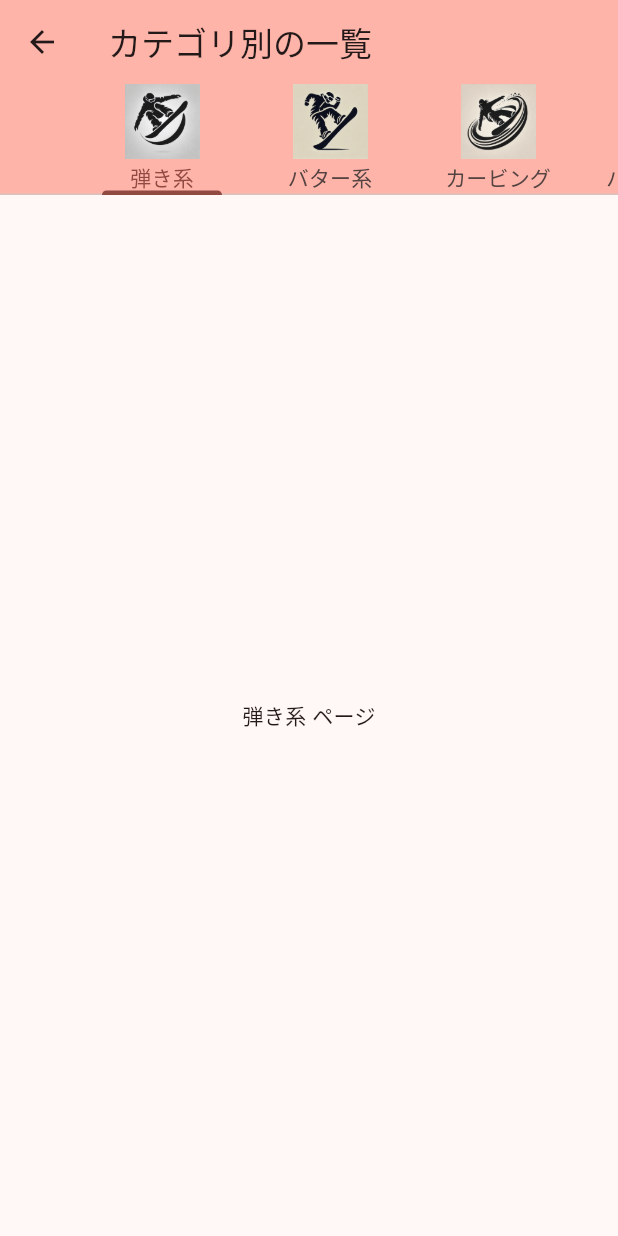
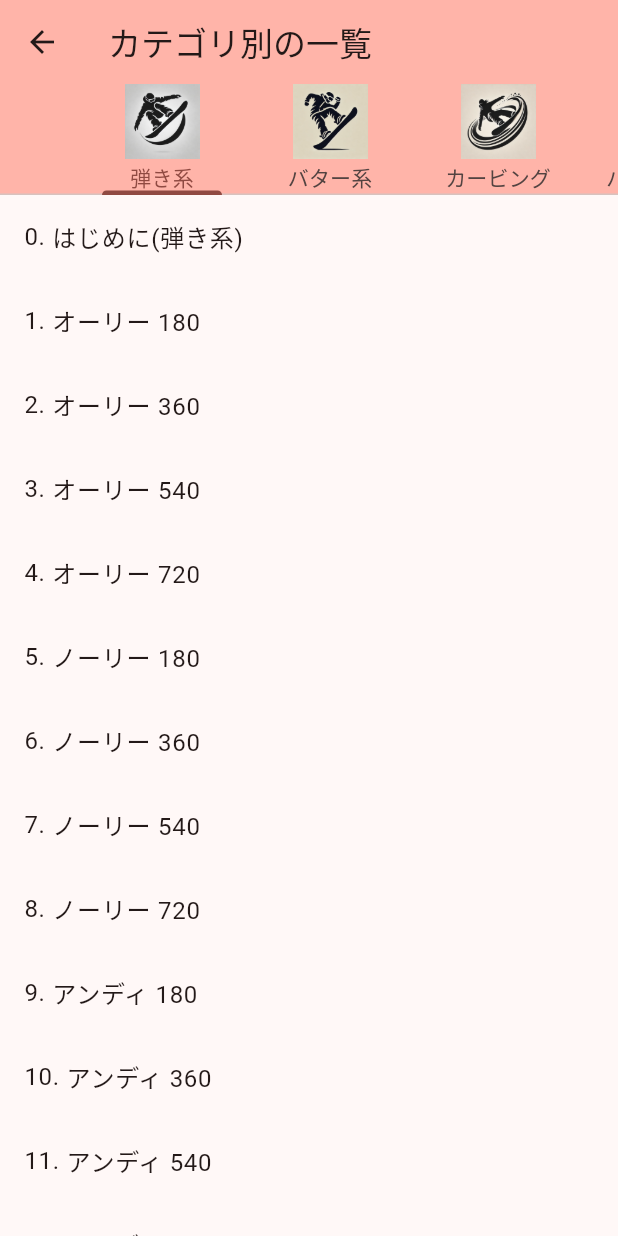
Before and after one commit to masato-nishikawa/sample_app, a Flutter app: the screen it shows after launch, after a tap on "タブ画面へ", on a phone screen of 412 x 824 dp. Run offline on Flutter 3.47's test engine with Material 3 defaults, Android fonts, the phone set to English and light mode, and no system bars; our stand-ins replace csv, flutter_form_builder, flutter_riverpod, go_router, shared_preferences.

Commit message:
【4/8 午前】トリックリストのproviderとgo_routerの作成と画面遷移 ＊画面遷移後と詳細ページの作成が必要

```diff
--- a/lib/main.dart
+++ b/lib/main.dart
@@ -17,20 +17,34 @@ void main() {
 
 class MyApp extends ConsumerWidget {
   const MyApp({super.key});
+
   @override
   Widget build(BuildContext context, WidgetRef ref) {
-    final router = ref.watch(routerProvider);
+    final routerAsync = ref.watch(routerProvider);
+    // routerをasyncで作ったので必要
+    return routerAsync.when(
+      data: (router) {
         return MaterialApp.router(
-      // MaterialApp.routerなので注意
           title: 'Go Router Sample',
           theme: ThemeData(
             colorScheme: ColorScheme.fromSeed(seedColor: Colors.red),
             useMaterial3: true,
           ),
-      // 以下３行を追加
           routerDelegate: router.routerDelegate,
           routeInformationParser: router.routeInformationParser,
           routeInformationProvider: router.routeInformationProvider,
         );
+      },
+      loading: () => const MaterialApp(
+        home: Scaffold(
+          body: Center(child: CircularProgressIndicator()),
+        ),
+      ),
+      error: (error, stack) => MaterialApp(
+        home: Scaffold(
+          body: Center(child: Text('エラー: $error')),
+        ),
+      ),
+    );
   }
 }
--- a/lib/pages/detail_page.dart
+++ b/lib/pages/detail_page.dart
@@ -1,7 +1,9 @@
 import 'package:flutter/material.dart';
 
 class DetailPage extends StatefulWidget {
-  const DetailPage({super.key});
+  final String trickName ;
+
+  const DetailPage({super.key, required this.trickName});
 
   @override
   State<DetailPage> createState() => _DetailPageState();
@@ -18,7 +20,7 @@ class _DetailPageState extends State<DetailPage> {
       body: Center(
         child: Column(
           mainAxisAlignment: MainAxisAlignment.center,
-          children: <Widget>[const Text('詳細のページです')],
+          children: <Widget>[Text(widget.trickName)],
         ),
       ),
     );
--- a/lib/pages/home_page.dart
+++ b/lib/pages/home_page.dart
@@ -54,6 +54,16 @@ class _HomePageState extends State<HomePage> {
               child: Text('動作テストページへ'),
             ),
             const SizedBox(height: 50),
+            ElevatedButton(
+              onPressed: () {
+                context.push('/tab/Ollie_180');
+              },
+              style: ElevatedButton.styleFrom(
+                textStyle: const TextStyle(fontSize: 24),
+                minimumSize: const Size(300, 100),
+              ),
+              child: Text('トリックページへ'),
+            ),
           ],
         ),
       ),
--- a/lib/pages/my_page.dart
+++ b/lib/pages/my_page.dart
@@ -4,9 +4,8 @@ import 'package:go_router/go_router.dart';
 // プロバイダーのインポート
 import 'package:sample_app/providers/mypage_providers.dart';
 
-// TODO: 未設定の文字位置がズレる
 
-/// マイページの表示用Widget
+// マイページの表示用Widget
 class MyPage extends ConsumerStatefulWidget {
   const MyPage({super.key});
 
@@ -26,7 +25,6 @@ class _MyPageState extends ConsumerState<MyPage> {
     final myBoardAsync = ref.watch(myBoardProvider);
 
 
-// TODO: ボード追加についてはリストで返す
     return Scaffold(
       appBar: AppBar(
           title: const Text('マイページ'),
--- a/lib/pages/tab_page.dart
+++ b/lib/pages/tab_page.dart
@@ -1,5 +1,6 @@
 import 'package:flutter/material.dart';
 import 'package:flutter_riverpod/flutter_riverpod.dart';
+import 'package:go_router/go_router.dart';
 // Riverpodファイルのインポート
 import 'package:sample_app/providers/tab_providers.dart';
 
@@ -16,7 +17,7 @@ class _TabPageState extends ConsumerState<TabPage> {
   @override
   Widget build(BuildContext context) {
     final tabs = ref.read(tabsProvider);
-    final butterTab = ref.read(butterProvider);
+
 
     return DefaultTabController(
       length: tabs.length,
@@ -39,10 +40,42 @@ class _TabPageState extends ConsumerState<TabPage> {
             isScrollable: true,
           ),
         ),
-        // TODO: bodyではリストビューをしていく
+        // TODO: bodyではリストビューで画面遷移を追加していく
         body: TabBarView(
+          // tabsからリストを展開して1つ1つをtabとして動作
           children: tabs.map((tab) {
-            return Center(child: Text('${tab[0]} ページ'));
+            // カテゴリ名を取り出す
+            final category = tab[0];
+            return Consumer(
+              // _は分かりにくのでchildにする
+              builder: (context, ref, child) {
+                final tricsData = ref.watch(categoryProvider(category)); // セミコロン追加
+                return tricsData.when(
+                  loading: () => const Center(child: CircularProgressIndicator()),
+                  error: (error, stack) => Center(child: Text('Error: $error')),
+                  data: (data) {
+                    return ListView.builder(
+                      itemCount: data.length, // 誤字修正
+                      itemBuilder: (context, index) {
+                        final row = data[index];
+                        final router = row[3];
+                        return ListTile(
+                          title: Row(
+                            children: [
+                              Text('$index. '),
+                              Text(row[2]),
+                            ],
+                          ),
+                          onTap: () {
+                            context.push('/tab/$router');
+                          },
+                        );
+                      },
+                    );
+                  },
+                );
+              },
+            );
           }).toList(),
         ),
       ),
--- a/lib/providers/router_providers.dart
+++ b/lib/providers/router_providers.dart
@@ -1,11 +1,16 @@
 import 'package:flutter_riverpod/flutter_riverpod.dart';
 import 'package:go_router/go_router.dart';
+import 'package:csv/csv.dart';
+import 'package:flutter/services.dart';
 // pageのインポート
 import 'package:sample_app/pages/home_page.dart';
 import 'package:sample_app/pages/my_page.dart';
 import 'package:sample_app/pages/tab_page.dart';
 import 'package:sample_app/pages/test_page.dart';
 import 'package:sample_app/pages/add_page.dart';
+import 'package:sample_app/pages/detail_page.dart';
+// providersのインポート
+//import 'package:sample_app/providers/tab_providers.dart';
 
 //　アプリの基本設計として変更しない部分
 final defaultPagesProvider = Provider<List<Map<String, dynamic>>>((ref) {
@@ -15,11 +20,11 @@ final defaultPagesProvider = Provider<List<Map<String, dynamic>>>((ref) {
       'path': '/',
       'builder': (context, state) => HomePage(title: 'テストアプリ'),
     },
-    {
-      'name': 'tab',
-      'path': '/tab',
-      'builder': (context, state) => const TabPage(),
-    },
+    // {
+    //   'name': 'tab',
+    //   'path': '/tab',
+    //   'builder': (context, state) => const TabPage(),
+    // },
     // {
     //   'name': 'mypage',
     //   'path': '/mypage',
@@ -86,17 +91,35 @@ final addPagesProvider = Provider<List<Map<String, dynamic>>>((ref) {
   ];
 });
 
+// CSVからトリックの一覧を取得
+final tricksPageprovider = FutureProvider<List<Map<String, dynamic>>>((ref) async {
+  final mainCsv = await rootBundle.loadString('assets/csv/main_data.csv');
+  final mainCsvTable = const CsvToListConverter().convert(mainCsv);
+  final List<Map<String, dynamic>>  tricksList = [];
+  for (final row in mainCsvTable) {
+    if (row.length > 1 ) {
+      final map = {
+        'name': row[3],
+        'path': row[3],
+        'builder': (context, state) => DetailPage(trickName: row[2]),
+      };
+      tricksList.add(map);
+    }
+  }
+  return tricksList;
+});
 
-final routerProvider = StateProvider<GoRouter>((ref) {
-  final defaultPages = ref.watch(defaultPagesProvider);
-  final additionalPages = ref.watch(addithonalPagesProvider);
-  final addPages = ref.watch(addPagesProvider);
+// routerを統一
+final routerProvider = FutureProvider<GoRouter>((ref) async {
+  final defaultPages = ref.read(defaultPagesProvider);
+  final additionalPages = ref.read(addithonalPagesProvider);
+  final addPages = ref.read(addPagesProvider);
+  final tricksPages = await ref.watch(tricksPageprovider.future);
 
   return GoRouter(
     debugLogDiagnostics: true,
     initialLocation: '/',
     routes: [
-    // ...でリストを展開しているからmap操作が出来ちる
       ...defaultPages.map(
         (page) => GoRoute(
           name: page['name'] as String,
@@ -116,8 +139,21 @@ final routerProvider = StateProvider<GoRouter>((ref) {
         path: '/mypage',
         builder: (context, state) => const MyPage(),
         routes: [
-          // addPagesをmypageの子ルートとして展開
           ...addPages.map(
+            (page) => GoRoute(
+              name: page['name'] as String,
+              path: page['path'] as String,
+              builder: page['builder'] as GoRouterWidgetBuilder,
+            ),
+          ),
+        ],
+      ),
+      GoRoute(
+        name: 'tab',
+        path: '/tab',
+        builder: (context, state) => const TabPage(),
+        routes: [
+          ...tricksPages.map(
             (page) => GoRoute(
               name: page['name'] as String,
               path: page['path'] as String,
```
Also changed, not shown: lib/providers/tab_providers.dart (+13 -34 lines), assets/csv/main_data.csv. Lines whose indentation alone changed are shown as unchanged.
